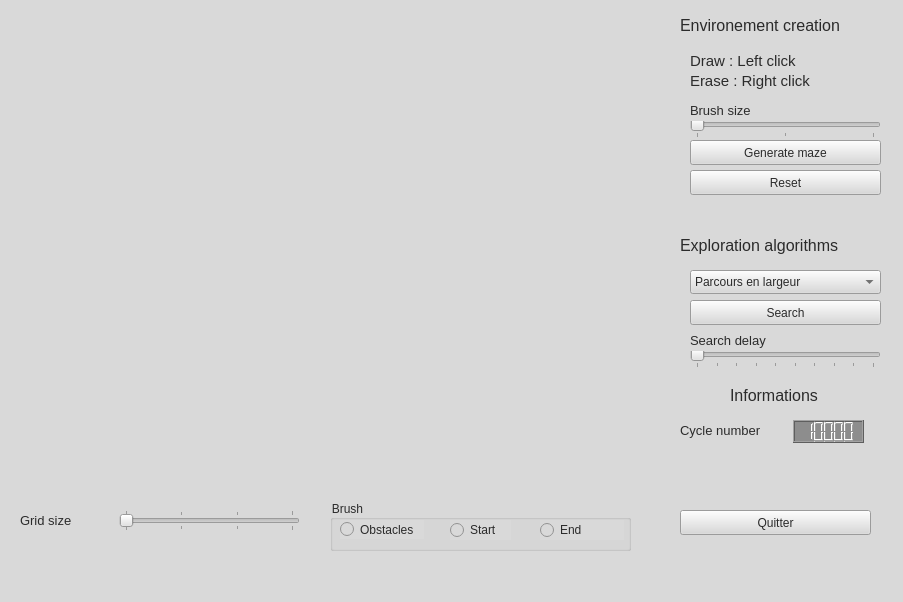
Maxlo24/Project_CPP_4ETI, file mainwindow.ui: the form before one commit.
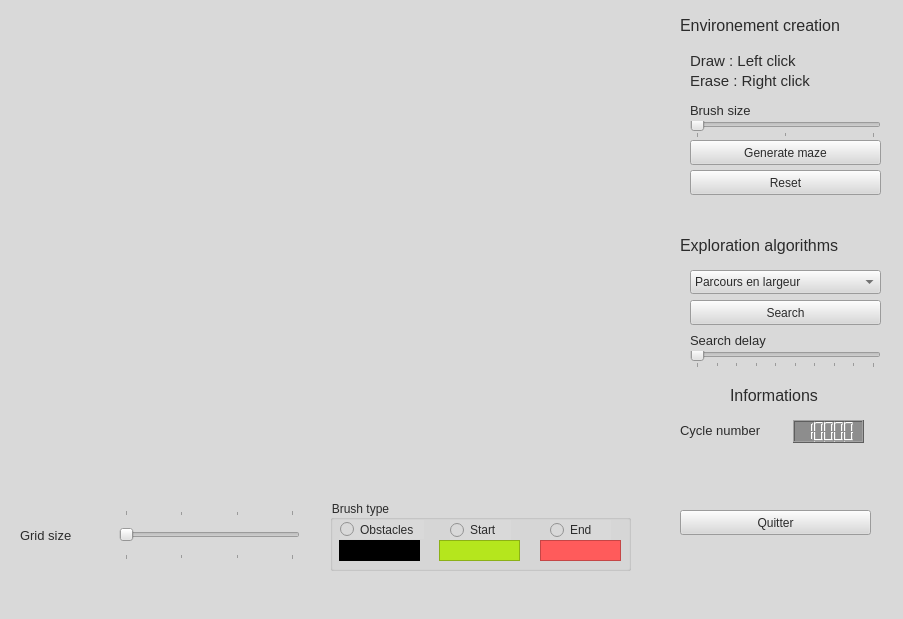
The form after the commit.

Patch:
```diff
--- a/mainwindow.ui
+++ b/mainwindow.ui
@@ -7,7 +7,7 @@
     <x>0</x>
     <y>0</y>
     <width>903</width>
-    <height>602</height>
+    <height>619</height>
    </rect>
   </property>
   <property name="windowTitle">
@@ -310,7 +310,7 @@
       <x>20</x>
       <y>510</y>
       <width>81</width>
-      <height>21</height>
+      <height>50</height>
      </rect>
     </property>
     <property name="font">
@@ -329,7 +329,7 @@
       <x>119</x>
       <y>510</y>
       <width>181</width>
-      <height>21</height>
+      <height>50</height>
      </rect>
     </property>
     <property name="minimum">
@@ -390,11 +390,11 @@
       <x>330</x>
       <y>500</y>
       <width>301</width>
-      <height>51</height>
+      <height>71</height>
      </rect>
     </property>
     <property name="title">
-     <string>Brush</string>
+     <string>Brush type</string>
     </property>
     <property name="flat">
      <bool>false</bool>
@@ -428,9 +428,9 @@
     <widget class="QRadioButton" name="EndradioButton">
      <property name="geometry">
       <rect>
-       <x>210</x>
+       <x>220</x>
        <y>20</y>
-       <width>84</width>
+       <width>61</width>
        <height>20</height>
       </rect>
      </property>
@@ -438,6 +438,63 @@
       <string>End</string>
      </property>
     </widget>
+    <widget class="QFrame" name="Obstacleframe">
+     <property name="geometry">
+      <rect>
+       <x>9</x>
+       <y>40</y>
+       <width>81</width>
+       <height>21</height>
+      </rect>
+     </property>
+     <property name="styleSheet">
+      <string notr="true">background-color: rgb(0, 0, 0);</string>
+     </property>
+     <property name="frameShape">
+      <enum>QFrame::StyledPanel</enum>
+     </property>
+     <property name="frameShadow">
+      <enum>QFrame::Raised</enum>
+     </property>
+    </widget>
+    <widget class="QFrame" name="Obstacleframe_2">
+     <property name="geometry">
+      <rect>
+       <x>109</x>
+       <y>40</y>
+       <width>81</width>
+       <height>21</height>
+      </rect>
+     </property>
+     <property name="styleSheet">
+      <string notr="true">background-color: rgb(181,230,29);</string>
+     </property>
+     <property name="frameShape">
+      <enum>QFrame::StyledPanel</enum>
+     </property>
+     <property name="frameShadow">
+      <enum>QFrame::Raised</enum>
+     </property>
+    </widget>
+    <widget class="QFrame" name="Obstacleframe_3">
+     <property name="geometry">
+      <rect>
+       <x>210</x>
+       <y>40</y>
+       <width>81</width>
+       <height>21</height>
+      </rect>
+     </property>
+     <property name="styleSheet">
+      <string notr="true">background-color: rgb(255,91,91);</string>
+     </property>
+     <property name="frameShape">
+      <enum>QFrame::StyledPanel</enum>
+     </property>
+     <property name="frameShadow">
+      <enum>QFrame::Raised</enum>
+     </property>
+    </widget>
    </widget>
   </widget>
   <widget class="QMenuBar" name="menubar">
```
Left out of the diff: 2 changed lines with no effect on the pictures.
